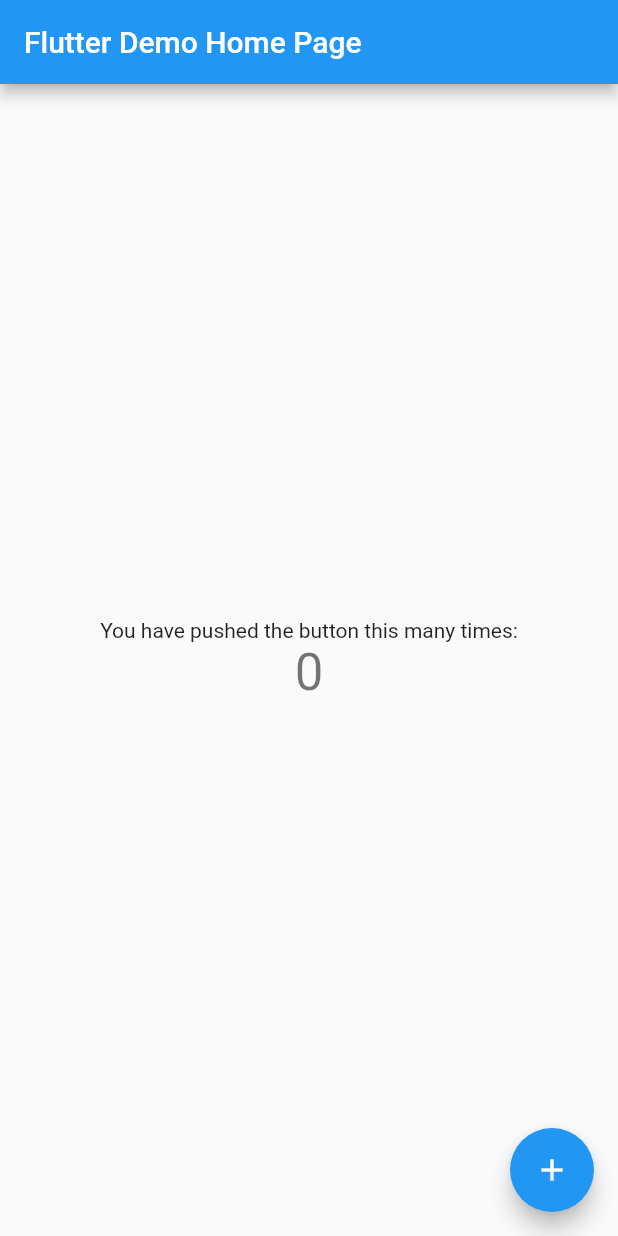
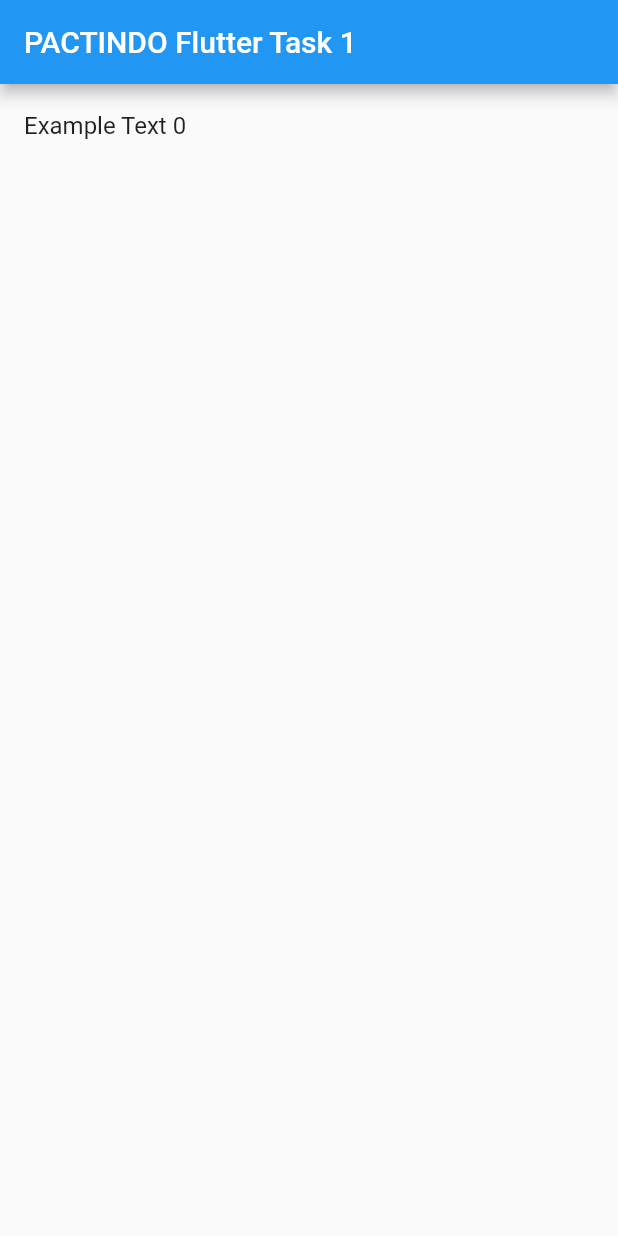
Before and after one commit to abdulrzk44/pactindo_flutter_task_1, a Flutter app: the screen it shows after launch, on a phone screen of 412 x 824 dp. Run offline on Flutter 3.47's test engine with Material 2 defaults, Android fonts, the phone set to English and light mode, and no system bars.

Commit message:
Add listview with pagination

```diff
--- a/lib/main.dart
+++ b/lib/main.dart
@@ -22,7 +22,7 @@ class MyApp extends StatelessWidget {
         // is not restarted.
         primarySwatch: Colors.blue,
       ),
-      home: MyHomePage(title: 'Flutter Demo Home Page'),
+      home: MyHomePage(title: 'PACTINDO Flutter Task 1'),
     );
   }
 }
@@ -46,68 +46,66 @@ class MyHomePage extends StatefulWidget {
 }
 
 class _MyHomePageState extends State<MyHomePage> {
-  int _counter = 0;
+  List<String> items = ['Example Text 0', ];
+  bool isLoading = false;
 
-  void _incrementCounter() {
+  Future _loadData() async {
+    // perform fetching data delay
+    await new Future.delayed(new Duration(milliseconds: 300));
+
+    print("load more");
+    // update data and loading status
     setState(() {
-      // This call to setState tells the Flutter framework that something has
-      // changed in this State, which causes it to rerun the build method below
-      // so that the display can reflect the updated values. If we changed
-      // _counter without calling setState(), then the build method would not be
-      // called again, and so nothing would appear to happen.
-      _counter++;
+      for(int i = 0; i < 10; i++){
+        String txt = 'Example Text ' + items.length.toString();
+        items.add(txt);
+        // items.addAll( [txt]);
+      }
+      isLoading = false;
     });
   }
 
   @override
   Widget build(BuildContext context) {
-    // This method is rerun every time setState is called, for instance as done
-    // by the _incrementCounter method above.
-    //
-    // The Flutter framework has been optimized to make rerunning build methods
-    // fast, so that you can just rebuild anything that needs updating rather
-    // than having to individually change instances of widgets.
     return Scaffold(
       appBar: AppBar(
-        // Here we take the value from the MyHomePage object that was created by
-        // the App.build method, and use it to set our appbar title.
         title: Text(widget.title),
       ),
-      body: Center(
-        // Center is a layout widget. It takes a single child and positions it
-        // in the middle of the parent.
-        child: Column(
-          // Column is also a layout widget. It takes a list of children and
-          // arranges them vertically. By default, it sizes itself to fit its
-          // children horizontally, and tries to be as tall as its parent.
-          //
-          // Invoke "debug painting" (press "p" in the console, choose the
-          // "Toggle Debug Paint" action from the Flutter Inspector in Android
-          // Studio, or the "Toggle Debug Paint" command in Visual Studio Code)
-          // to see the wireframe for each widget.
-          //
-          // Column has various properties to control how it sizes itself and
-          // how it positions its children. Here we use mainAxisAlignment to
-          // center the children vertically; the main axis here is the vertical
-          // axis because Columns are vertical (the cross axis would be
-          // horizontal).
-          mainAxisAlignment: MainAxisAlignment.center,
-          children: <Widget>[
-            Text(
-              'You have pushed the button this many times:',
+      body: Column(
+        children: <Widget>[
+          Expanded(
+            child: NotificationListener<ScrollNotification>(
+              onNotification: (ScrollNotification scrollInfo) {
+                if (!isLoading && scrollInfo.metrics.pixels ==
+                    scrollInfo.metrics.maxScrollExtent) {
+                  _loadData();
+                  // start loading data
+                  setState(() {
+                    isLoading = true;
+                  });
+                }
+                return true;
+              },
+              child: ListView.builder(
+                itemCount: items.length,
+                itemBuilder: (context, index) {
+                  return ListTile(
+                    title: Text('${items[index]}'),
+                  );
+                },
+              ),
             ),
-            Text(
-              '$_counter',
-              style: Theme.of(context).textTheme.headline4,
+          ),
+          Container(
+            height: isLoading ? 50.0 : 0,
+            width: isLoading ? 50.0 : 0,
+            color: Colors.transparent,
+            child: Center(
+              child: new CircularProgressIndicator(),
             ),
-          ],
-        ),
+          ),
+        ],
       ),
-      floatingActionButton: FloatingActionButton(
-        onPressed: _incrementCounter,
-        tooltip: 'Increment',
-        child: Icon(Icons.add),
-      ), // This trailing comma makes auto-formatting nicer for build methods.
     );
   }
 }
```
